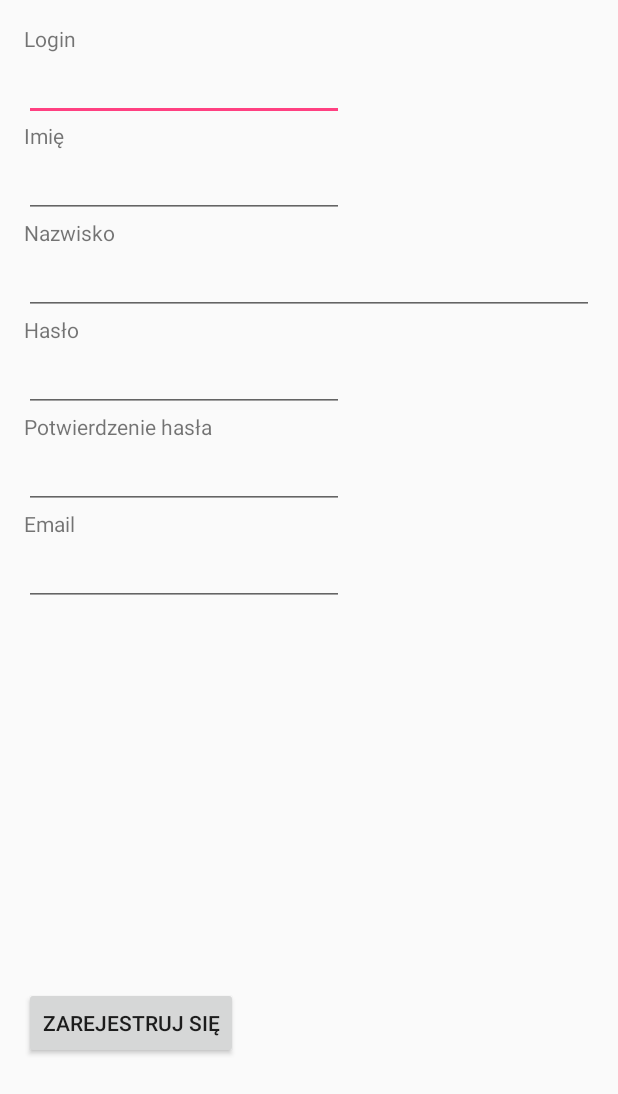
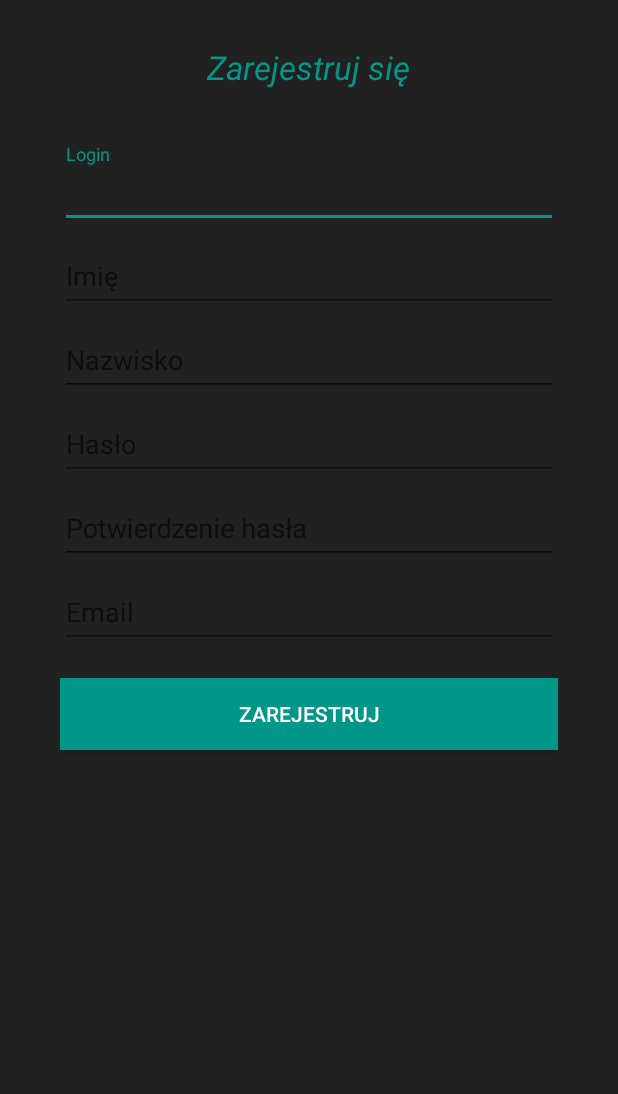
Before and after one commit to impresyjna/mkufunzi-android, an Android app: the Register screen opened directly, with no data from a screen before it, on a phone screen of 412 x 824 dp. Shown: the top 1094 px of the screen. Run offline under Robolectric (Android 15) with nearby library versions, the phone set to English and light mode, and no system bars.

Commit message:
New register view with validation

```diff
--- a/app/src/main/AndroidManifest.xml
+++ b/app/src/main/AndroidManifest.xml
@@ -30,7 +30,7 @@
         <activity
             android:name=".controllers.views_controllers.Register"
             android:label="@string/title_activity_register"
-            android:theme="@style/AppTheme" />
+            android:theme="@style/LoginTheme" />
         <activity
             android:name=".controllers.views_controllers.MainActivity"
             android:label="@string/title_activity_main"
--- a/app/src/main/res/layout/activity_register.xml
+++ b/app/src/main/res/layout/activity_register.xml
@@ -1,122 +1,141 @@
+<ScrollView
+    xmlns:android="http://schemas.android.com/apk/res/android"
+    android:layout_width="match_parent"
+    android:layout_height="match_parent"
+    android:background="#212121"
+    xmlns:tools="http://schemas.android.com/tools"
+    tools:context=".controllers.views_controllers.Register">
     <RelativeLayout xmlns:android="http://schemas.android.com/apk/res/android"
-    xmlns:tools="http://schemas.android.com/tools" android:layout_width="match_parent"
-    android:layout_height="match_parent" android:paddingLeft="@dimen/activity_horizontal_margin"
-    android:paddingRight="@dimen/activity_horizontal_margin"
-    android:paddingTop="@dimen/activity_vertical_margin"
-    android:paddingBottom="@dimen/activity_vertical_margin"
-    tools:context=".controllers.views_controllers.Register">
+        android:layout_width="match_parent"
+        android:layout_height="match_parent"
+        android:background="#212121">
 
         <TextView
             android:layout_width="wrap_content"
             android:layout_height="wrap_content"
-        android:textAppearance="?android:attr/textAppearanceSmall"
-        android:text="Login"
-        android:id="@+id/login_label" />
+            android:textAppearance="?android:attr/textAppearanceLarge"
+            android:text="Zarejestruj się"
+            android:id="@+id/titleText"
+            android:layout_alignParentTop="true"
+            android:layout_centerHorizontal="true"
+            android:layout_marginTop="30dp"
+            android:textColor="#009688"
+            android:textStyle="italic"/>
+
+
+        <LinearLayout
+            android:layout_width="fill_parent"
+            android:layout_height="match_parent"
+            android:layout_marginTop="?attr/actionBarSize"
+            android:orientation="vertical"
+            android:paddingLeft="40dp"
+            android:paddingRight="40dp"
+            android:paddingTop="40dp">
+
+            <android.support.design.widget.TextInputLayout
+                android:id="@+id/input_layout_login"
+                android:layout_width="match_parent"
+                android:layout_height="wrap_content">
 
                 <EditText
-        android:layout_width="wrap_content"
+                    android:id="@+id/login_input"
+                    android:layout_width="match_parent"
+                    android:layout_height="wrap_content"
+                    android:inputType="text"
+                    android:hint="Login"
+                    android:textColorHint="#727272"
+                    android:textColor="#727272"/>
+            </android.support.design.widget.TextInputLayout>
+
+            <android.support.design.widget.TextInputLayout
+                android:id="@+id/input_layout_name"
+                android:layout_width="match_parent"
+                android:layout_height="wrap_content">
+
+                <EditText
+                    android:id="@+id/name_input"
+                    android:layout_width="match_parent"
                     android:layout_height="wrap_content"
                     android:inputType="textPersonName"
-        android:ems="10"
-        android:id="@+id/login_input"
-        android:layout_below="@id/login_label"/>
+                    android:hint="Imię"
+                    android:textColorHint="#727272"
+                    android:textColor="#727272"/>
+            </android.support.design.widget.TextInputLayout>
 
-    <TextView
-        android:layout_width="wrap_content"
-        android:layout_height="wrap_content"
-        android:textAppearance="?android:attr/textAppearanceSmall"
-        android:text="Imię"
-        android:id="@+id/name_label"
-        android:layout_below="@id/login_input"/>
+            <android.support.design.widget.TextInputLayout
+                android:id="@+id/input_layout_surname"
+                android:layout_width="match_parent"
+                android:layout_height="wrap_content">
 
                 <EditText
-        android:layout_width="wrap_content"
+                    android:id="@+id/surname_input"
+                    android:layout_width="match_parent"
                     android:layout_height="wrap_content"
                     android:inputType="textPersonName"
-        android:ems="10"
-        android:id="@+id/name_input"
-        android:layout_below="@+id/name_label" />
+                    android:hint="Nazwisko"
+                    android:textColorHint="#727272"
+                    android:textColor="#727272"/>
+            </android.support.design.widget.TextInputLayout>
 
-    <TextView
-        android:layout_width="wrap_content"
-        android:layout_height="wrap_content"
-        android:textAppearance="?android:attr/textAppearanceSmall"
-        android:text="Nazwisko"
-        android:id="@+id/surname_label"
-        android:layout_below="@id/name_input"/>
+            <android.support.design.widget.TextInputLayout
+                android:id="@+id/input_layout_password"
+                android:layout_width="match_parent"
+                android:layout_height="wrap_content">
 
                 <EditText
-        android:layout_width="wrap_content"
+                    android:id="@+id/password_input"
+                    android:layout_width="match_parent"
                     android:layout_height="wrap_content"
-        android:id="@+id/surname_input"
-        android:layout_below="@+id/surname_label"
-        android:layout_alignParentLeft="true"
-        android:layout_alignParentStart="true"
-        android:layout_alignParentRight="true"
-        android:layout_alignParentEnd="true" />
+                    android:inputType="textPassword"
+                    android:hint="Hasło"
+                    android:textColorHint="#727272"
+                    android:textColor="#727272"/>
+            </android.support.design.widget.TextInputLayout>
 
-    <TextView
-        android:layout_width="wrap_content"
-        android:layout_height="wrap_content"
-        android:textAppearance="?android:attr/textAppearanceSmall"
-        android:text="Hasło"
-        android:id="@+id/password_label"
-        android:layout_below="@id/surname_input"/>
+            <android.support.design.widget.TextInputLayout
+                android:id="@+id/input_layout_password_confirmation"
+                android:layout_width="match_parent"
+                android:layout_height="wrap_content">
 
                 <EditText
-        android:layout_width="wrap_content"
+                    android:id="@+id/password_confirmation_input"
+                    android:layout_width="match_parent"
                     android:layout_height="wrap_content"
                     android:inputType="textPassword"
-        android:ems="10"
-        android:id="@+id/password_input"
-        android:layout_below="@+id/password_label"
-        android:layout_alignParentLeft="true"
-        android:layout_alignParentStart="true" />
+                    android:hint="Potwierdzenie hasła"
+                    android:textColorHint="#727272"
+                    android:textColor="#727272"/>
+            </android.support.design.widget.TextInputLayout>
 
-    <TextView
-        android:layout_width="wrap_content"
-        android:layout_height="wrap_content"
-        android:textAppearance="?android:attr/textAppearanceSmall"
-        android:text="Potwierdzenie hasła"
-        android:id="@+id/password_confirmation_label"
-        android:layout_below="@id/password_input"/>
+            <android.support.design.widget.TextInputLayout
+                android:id="@+id/input_layout_email"
+                android:layout_width="match_parent"
+                android:layout_height="wrap_content">
 
                 <EditText
-        android:layout_width="wrap_content"
-        android:layout_height="wrap_content"
-        android:inputType="textPassword"
-        android:ems="10"
-        android:id="@+id/password_confirmation_input"
-        android:layout_below="@+id/password_confirmation_label"
-        android:layout_alignParentLeft="true"
-        android:layout_alignParentStart="true" />
-
-    <TextView
-        android:layout_width="wrap_content"
-        android:layout_height="wrap_content"
-        android:textAppearance="?android:attr/textAppearanceSmall"
-        android:text="Email"
-        android:id="@+id/email_label"
-        android:layout_below="@id/password_confirmation_input"/>
-
-    <EditText
-        android:layout_width="wrap_content"
+                    android:id="@+id/email_input"
+                    android:layout_width="match_parent"
                     android:layout_height="wrap_content"
                     android:inputType="textEmailAddress"
-        android:ems="10"
-        android:id="@+id/email_input"
-        android:layout_below="@id/email_label" />
+                    android:hint="Email"
+                    android:textColorHint="#727272"
+                    android:textColor="#727272"/>
+            </android.support.design.widget.TextInputLayout>
 
-    <Button
-        android:layout_width="wrap_content"
+            <Button android:id="@+id/btn_signup"
+                android:layout_width="fill_parent"
                 android:layout_height="wrap_content"
-        android:text="Zarejestruj się"
-        android:id="@+id/register_button"
+                android:text="Zarejestruj"
+                android:background="#009688"
+                android:layout_marginTop="20dp"
+                android:textColor="@android:color/white"
                 android:onClick="register"
-        android:layout_alignParentBottom="true"
-        android:layout_alignParentLeft="true"
-        android:layout_alignParentStart="true"
-        android:layout_marginBottom="102dp" />
+                android:layout_marginBottom="20dp"/>
+
+        </LinearLayout>
+
+
 
 
     </RelativeLayout>
+</ScrollView>
--- a/app/src/main/res/values/strings.xml
+++ b/app/src/main/res/values/strings.xml
@@ -21,4 +21,10 @@
     <string name="err_msg_email">Podany email nie jest poprawny</string>
     <string name="err_msg_password_empty">Należy podać hasło</string>
     <string name="err_msg_password_short">Podane hasło jest za krótkie</string>
+    <string name="err_msg_login_empty">Należy podać login</string>
+    <string name="err_msg_name_empty">Należy podać imię</string>
+    <string name="err_msg_surname_empty">Należy podać nazwisko</string>
+    <string name="err_msg_password_confirmation_empty">Należy podać potwierdzenie hasła</string>
+    <string name="err_msg_passwords_do_not_fit">Podane hasła się nie zgadzają</string>
+
 </resources>
```
Also changed, not shown: app/src/main/java/pl/com/inzynierka/mkufunzi/controllers/views_controllers/Register.java (+131 -43 lines). Lines whose indentation alone changed are shown as unchanged.
